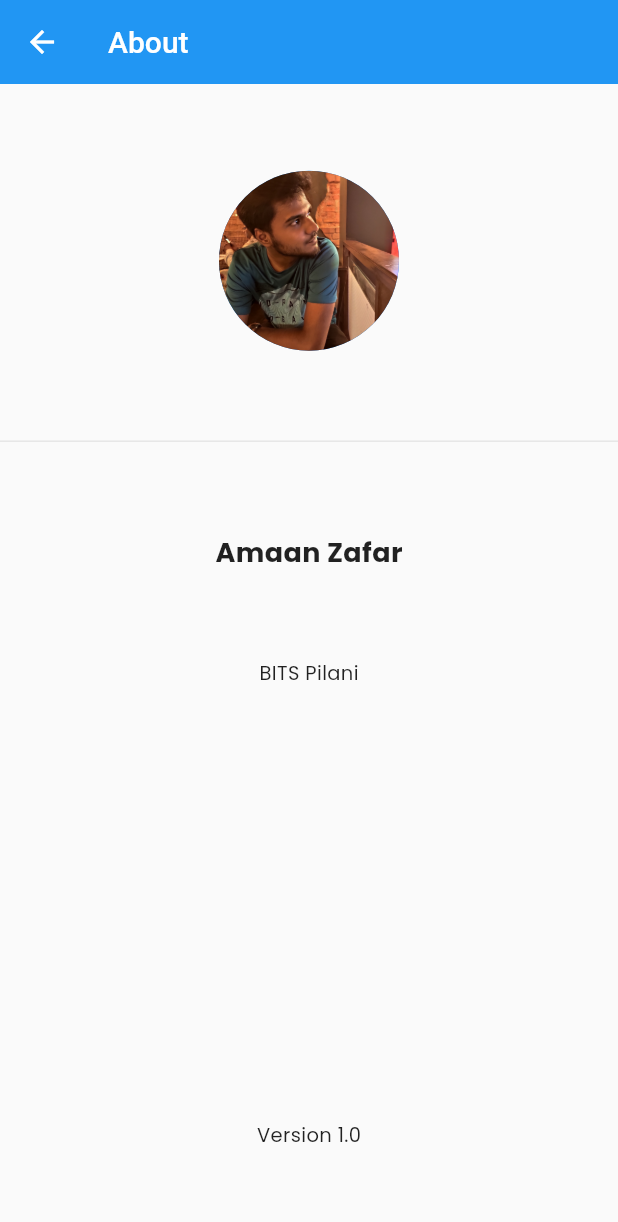
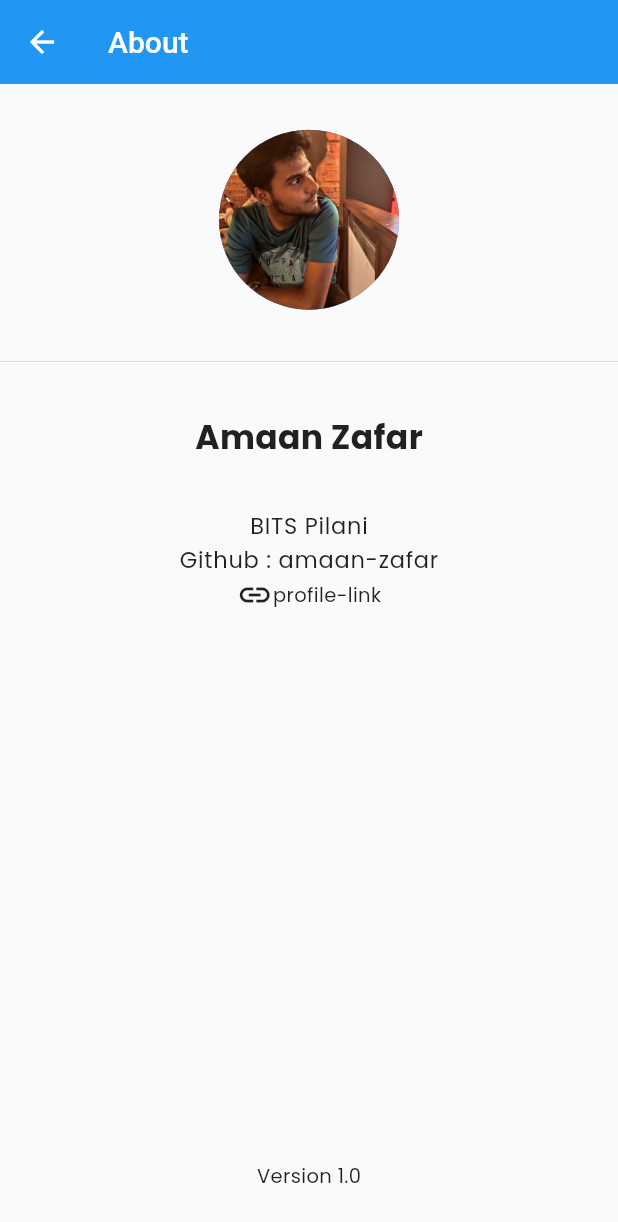
Before and after one commit to amaan-zafar/notes, a Flutter app: the About screen opened directly, on a phone screen of 412 x 824 dp. Shown: the top 1222 px of the screen. Run offline on Flutter 3.47's test engine with Material 2 defaults, Android fonts, the phone set to English and light mode, and no system bars; our stand-ins replace google_fonts, shared_preferences, sqflite; accounts and stored records are empty.

Commit message:
updated about-page

```diff
--- /dev/null
+++ b/lib/constants.dart
@@ -0,0 +1,3 @@
+library constants;
+
+const String APP_NAME = 'Notepad';
--- a/lib/screens/about.dart
+++ b/lib/screens/about.dart
@@ -1,4 +1,5 @@
 import 'package:flutter/material.dart';
+import 'package:url_launcher/url_launcher.dart';
 
 class About extends StatelessWidget {
   @override
@@ -11,24 +12,50 @@ class About extends StatelessWidget {
             child: Column(
           mainAxisAlignment: MainAxisAlignment.center,
           children: <Widget>[
-            Spacer(flex: 1),
+            Spacer(),
             CircleAvatar(
               backgroundImage: AssetImage('images/amaan-profile-photo.jpg'),
               radius: 60,
             ),
-            Spacer(flex: 1),
-            Divider(height: 5),
+            Spacer(),
+            Divider(height: 8),
             Spacer(),
             Text(
               'Amaan Zafar',
-              style: TextStyle(fontWeight: FontWeight.bold, fontSize: 18),
+              style: TextStyle(fontWeight: FontWeight.bold, fontSize: 22),
             ),
-            Spacer(flex: 1),
-            Text('BITS Pilani'),
-            Spacer(flex: 5),
+            Spacer(),
+            Text(
+              'BITS Pilani',
+              style: Theme.of(context).textTheme.bodyText1,
+            ),
+            Text(
+              'Github : amaan-zafar',
+              style: Theme.of(context).textTheme.bodyText1,
+            ),
+            Row(
+              mainAxisAlignment: MainAxisAlignment.center,
+              children: [
+                Icon(Icons.link),
+                InkWell(
+                  child: Text('profile-link'),
+                  onTap: () => _launchURL(),
+                ),
+              ],
+            ),
+            Spacer(flex: 12),
             Text('Version 1.0'),
-            Spacer(flex: 1),
+            Spacer(),
           ],
         )));
   }
+
+  _launchURL() async {
+    const url = 'https://github.com/amaan-zafar';
+    if (await canLaunch(url)) {
+      await launch(url);
+    } else {
+      throw 'Could not launch $url';
+    }
+  }
 }
--- a/pubspec.yaml
+++ b/pubspec.yaml
@@ -26,6 +26,8 @@ dependencies:
   sqflite:
   path:
   path_provider: any
+  url_launcher: ^5.7.8
+  link: ^1.1.0
   intl: ^0.16.1
   provider: ^4.3.2+2
   shared_preferences: ^0.5.12+2
```
Also changed, not shown: pubspec.lock.
